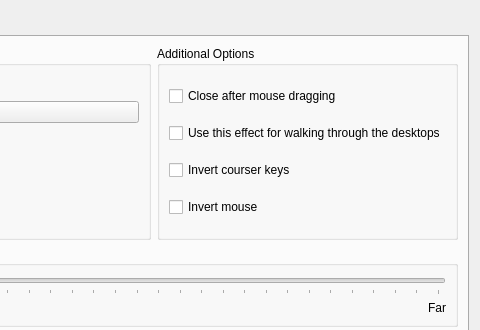
This is effects/cube/cylinder_config.ui in KDE/kwin as Qt 5 draws it before an edit; both pictures show x 249 to 729 and y 0 to 330 of the 729 by 542 pixel window. The edited form follows.
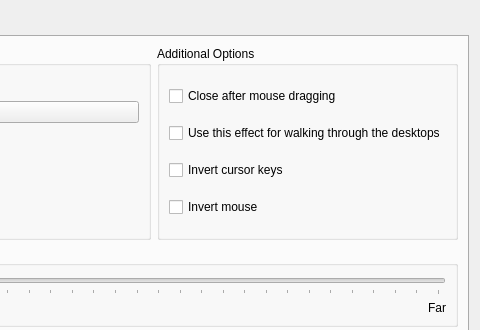
This is the edited form. The open tabs and pages were chosen to show the change. Custom widgets are drawn as their Qt base class.

Patch:
```diff
--- a/effects/cube/cylinder_config.ui
+++ b/effects/cube/cylinder_config.ui
@@ -421,7 +421,7 @@
           <item>
            <widget class="QCheckBox" name="invertKeysBox" >
             <property name="text" >
-             <string>Invert courser keys</string>
+             <string>Invert cursor keys</string>
             </property>
            </widget>
           </item>
```
